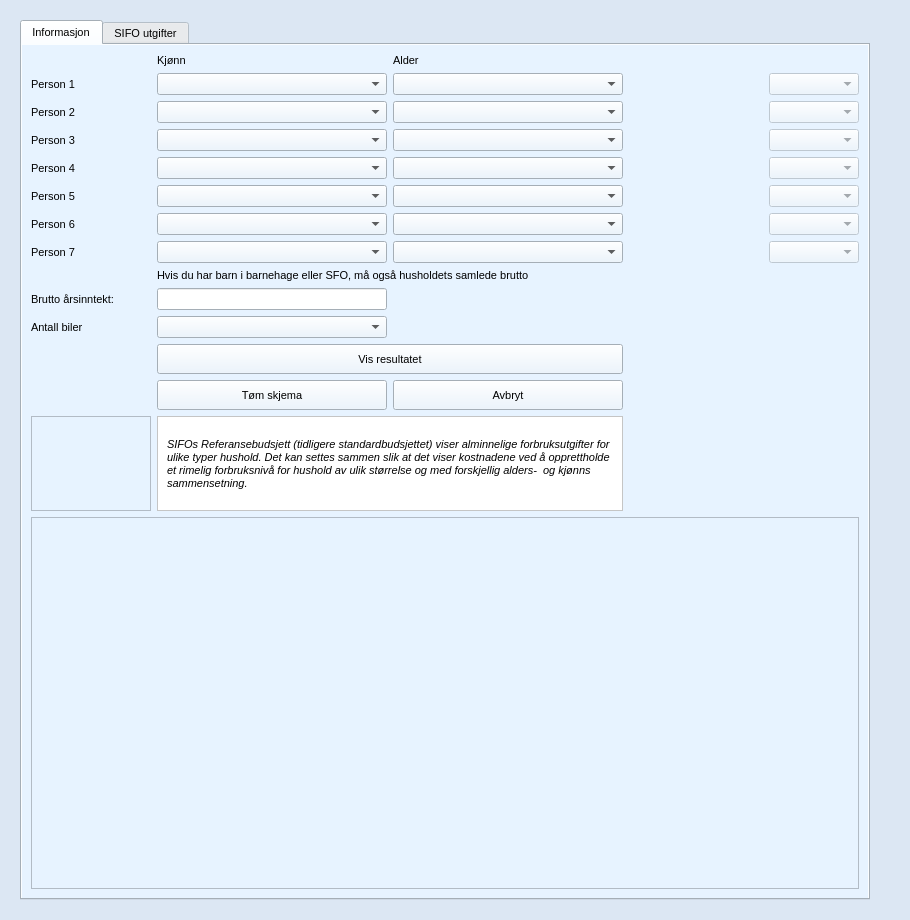
The window that source/ui/views/forms/sifo_form.ui (seemir/stressa) describes before a commit, drawn with Qt 5.
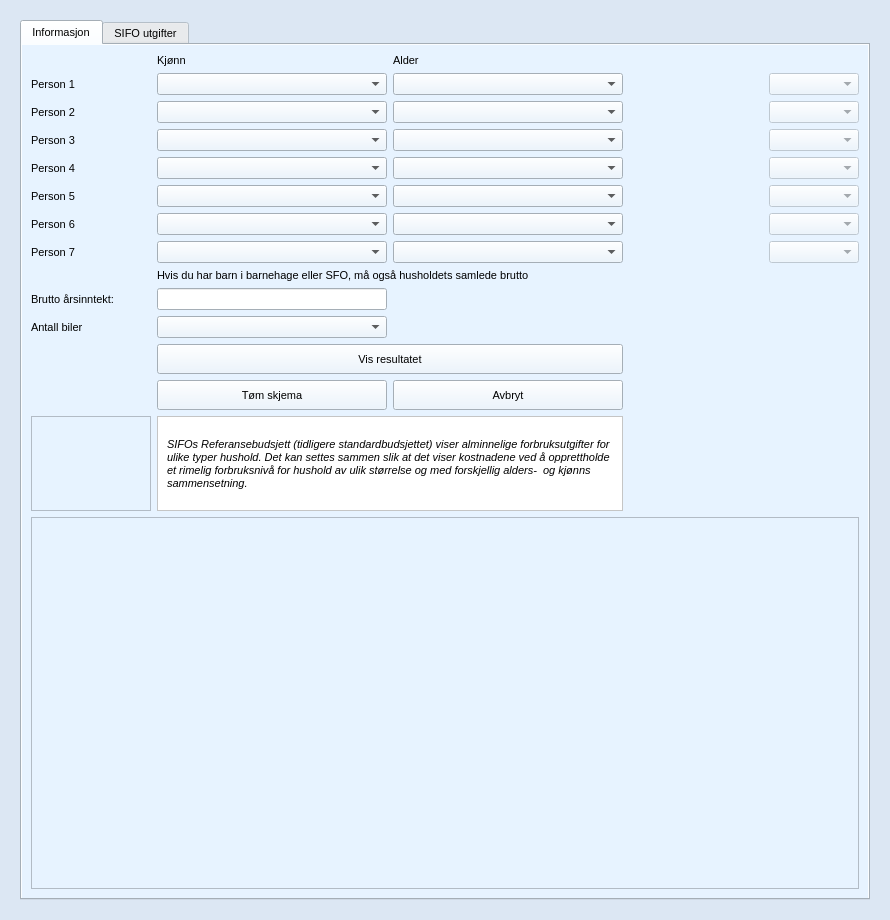
The same window after the commit. Icons and pictures are not drawn.

```diff
--- a/source/ui/views/forms/sifo_form.ui
+++ b/source/ui/views/forms/sifo_form.ui
@@ -6,7 +6,7 @@
    <rect>
     <x>0</x>
     <y>0</y>
-    <width>910</width>
+    <width>890</width>
     <height>920</height>
    </rect>
   </property>
@@ -18,7 +18,7 @@
   </property>
   <property name="minimumSize">
    <size>
-    <width>910</width>
+    <width>890</width>
     <height>920</height>
    </size>
   </property>
@@ -475,8 +475,8 @@
        <rect>
         <x>0</x>
         <y>0</y>
-        <width>898</width>
-        <height>908</height>
+        <width>872</width>
+        <height>902</height>
        </rect>
       </property>
       <layout class="QGridLayout" name="gridLayout_6">
```
